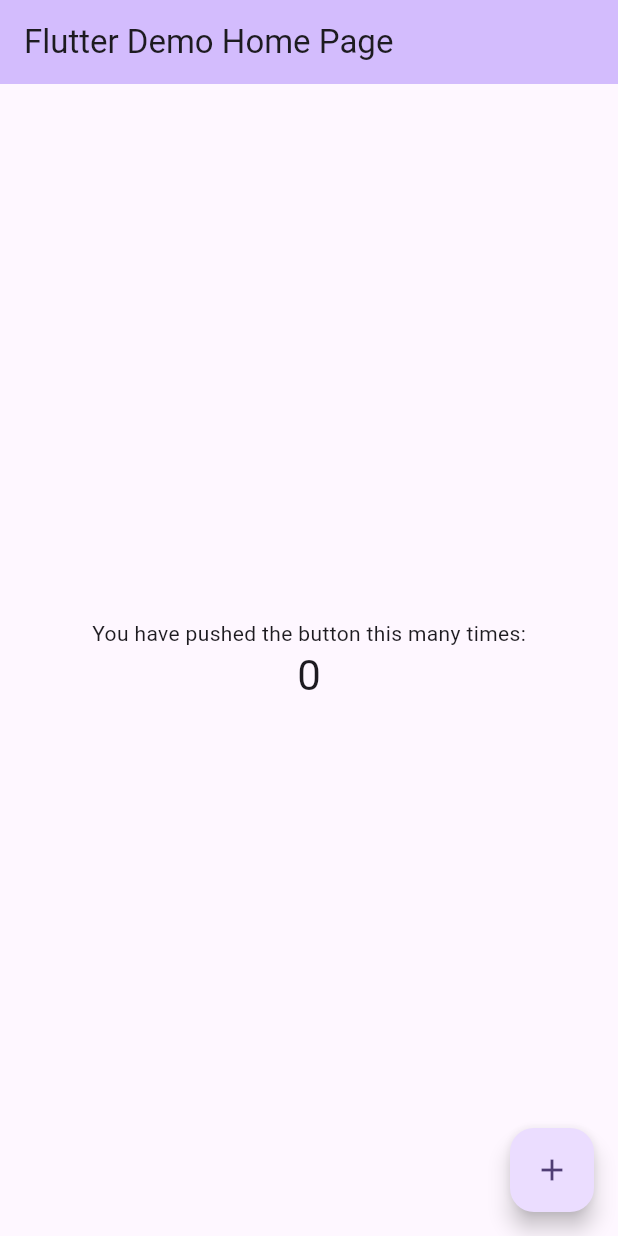
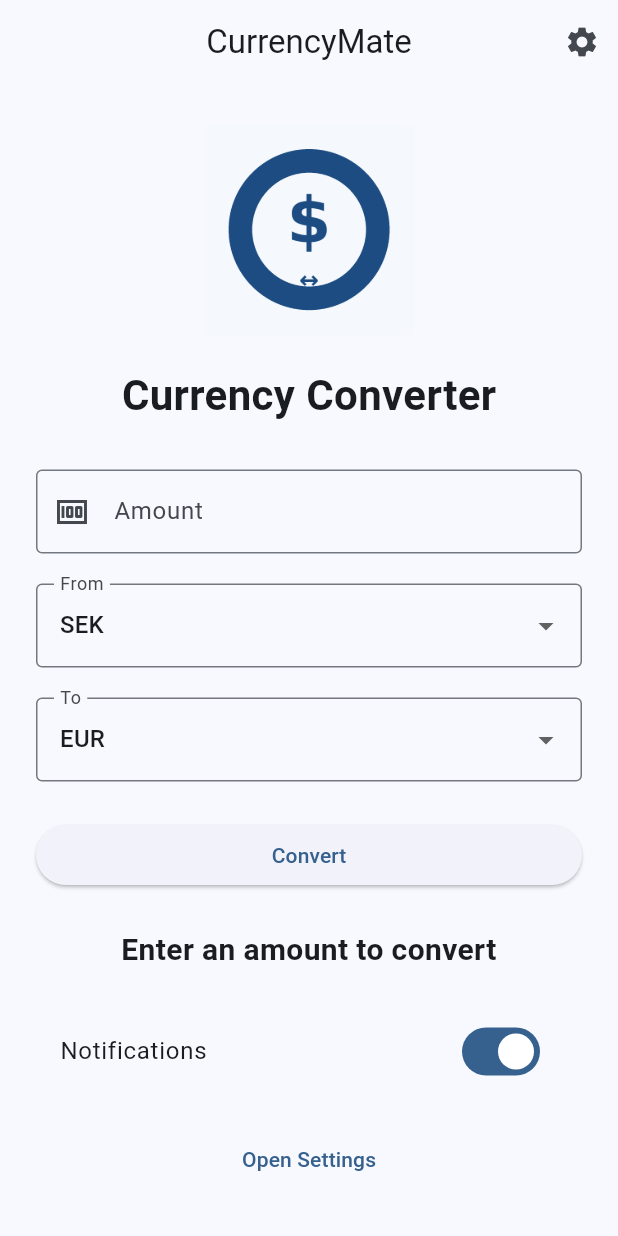
Before and after one commit to benyaminzoughdar-moghadam-netizen/Mobilt_java25_Benyamin_Moghadam_Flutter_v_4, a Flutter app: the screen it shows after launch, on a phone screen of 412 x 824 dp. Run offline on Flutter 3.47's test engine with Material 3 defaults, Android fonts, the phone set to English and light mode, and no system bars; our stand-ins replace go_router, shared_preferences.

Commit message:
Complete CurrencyMate app with API, storage, routing and custom icons

```diff
--- a/lib/main.dart
+++ b/lib/main.dart
@@ -1,121 +1,40 @@
 import 'package:flutter/material.dart';
+import 'package:go_router/go_router.dart';
+
+import 'pages/home_page.dart';
+import 'pages/settings_page.dart';
 
 void main() {
-  runApp(const MyApp());
+  runApp(const CurrencyMateApp());
 }
 
-class MyApp extends StatelessWidget {
-  const MyApp({super.key});
+final GoRouter router = GoRouter(
+  routes: [
+    GoRoute(
+      path: '/',
+      builder: (context, state) => const HomePage(),
+    ),
+    GoRoute(
+      path: '/settings',
+      builder: (context, state) => const SettingsPage(),
+    ),
+  ],
+);
 
-  // This widget is the root of your application.
-  @override
-  Widget build(BuildContext context) {
-    return MaterialApp(
-      title: 'Flutter Demo',
-      theme: ThemeData(
-        // This is the theme of your application.
-        //
-        // TRY THIS: Try running your application with "flutter run". You'll see
-        // the application has a purple toolbar. Then, without quitting the app,
-        // try changing the seedColor in the colorScheme below to Colors.green
-        // and then invoke "hot reload" (save your changes or press the "hot
-        // reload" button in a Flutter-supported IDE, or press "r" if you used
-        // the command line to start the app).
-        //
-        // Notice that the counter didn't reset back to zero; the application
-        // state is not lost during the reload. To reset the state, use hot
-        // restart instead.
-        //
-        // This works for code too, not just values: Most code changes can be
-        // tested with just a hot reload.
-        colorScheme: .fromSeed(seedColor: Colors.deepPurple),
-      ),
-      home: const MyHomePage(title: 'Flutter Demo Home Page'),
-    );
-  }
-}
-
-class MyHomePage extends StatefulWidget {
-  const MyHomePage({super.key, required this.title});
-
-  // This widget is the home page of your application. It is stateful, meaning
-  // that it has a State object (defined below) that contains fields that affect
-  // how it looks.
-
-  // This class is the configuration for the state. It holds the values (in this
-  // case the title) provided by the parent (in this case the App widget) and
-  // used by the build method of the State. Fields in a Widget subclass are
-  // always marked "final".
-
-  final String title;
-
-  @override
-  State<MyHomePage> createState() => _MyHomePageState();
-}
-
-class _MyHomePageState extends State<MyHomePage> {
-  int _counter = 0;
-
-  void _incrementCounter() {
-    setState(() {
-      // This call to setState tells the Flutter framework that something has
-      // changed in this State, which causes it to rerun the build method below
-      // so that the display can reflect the updated values. If we changed
-      // _counter without calling setState(), then the build method would not be
-      // called again, and so nothing would appear to happen.
-      _counter++;
-    });
-  }
+class CurrencyMateApp extends StatelessWidget {
+  const CurrencyMateApp({super.key});
 
   @override
   Widget build(BuildContext context) {
-    // This method is rerun every time setState is called, for instance as done
-    // by the _incrementCounter method above.
-    //
-    // The Flutter framework has been optimized to make rerunning build methods
-    // fast, so that you can just rebuild anything that needs updating rather
-    // than having to individually change instances of widgets.
-    return Scaffold(
-      appBar: AppBar(
-        // TRY THIS: Try changing the color here to a specific color (to
-        // Colors.amber, perhaps?) and trigger a hot reload to see the AppBar
-        // change color while the other colors stay the same.
-        backgroundColor: Theme.of(context).colorScheme.inversePrimary,
-        // Here we take the value from the MyHomePage object that was created by
-        // the App.build method, and use it to set our appbar title.
-        title: Text(widget.title),
-      ),
-      body: Center(
-        // Center is a layout widget. It takes a single child and positions it
-        // in the middle of the parent.
-        child: Column(
-          // Column is also a layout widget. It takes a list of children and
-          // arranges them vertically. By default, it sizes itself to fit its
-          // children horizontally, and tries to be as tall as its parent.
-          //
-          // Column has various properties to control how it sizes itself and
-          // how it positions its children. Here we use mainAxisAlignment to
-          // center the children vertically; the main axis here is the vertical
-          // axis because Columns are vertical (the cross axis would be
-          // horizontal).
-          //
-          // TRY THIS: Invoke "debug painting" (choose the "Toggle Debug Paint"
-          // action in the IDE, or press "p" in the console), to see the
-          // wireframe for each widget.
-          mainAxisAlignment: .center,
-          children: [
-            const Text('You have pushed the button this many times:'),
-            Text(
-              '$_counter',
-              style: Theme.of(context).textTheme.headlineMedium,
-            ),
-          ],
+    return MaterialApp.router(
+      debugShowCheckedModeBanner: false,
+      title: 'CurrencyMate',
+      routerConfig: router,
+      theme: ThemeData(
+        colorScheme: ColorScheme.fromSeed(
+          seedColor: Colors.blue,
         ),
-      ),
-      floatingActionButton: FloatingActionButton(
-        onPressed: _incrementCounter,
-        tooltip: 'Increment',
-        child: const Icon(Icons.add),
+        useMaterial3: true,
       ),
     );
   }
--- /dev/null
+++ b/lib/pages/home_page.dart
@@ -0,0 +1,225 @@
+import 'package:flutter/material.dart';
+import 'package:go_router/go_router.dart';
+
+import '../services/currency_service.dart';
+
+class HomePage extends StatefulWidget {
+  const HomePage({super.key});
+
+  @override
+  State<HomePage> createState() => _HomePageState();
+}
+
+class _HomePageState extends State<HomePage> {
+  final TextEditingController amountController = TextEditingController();
+  final CurrencyService currencyService = CurrencyService();
+
+  String fromCurrency = 'SEK';
+  String toCurrency = 'EUR';
+  String result = 'Enter an amount to convert';
+
+  bool notificationsEnabled = true;
+  bool isLoading = false;
+
+  final List<String> currencies = [
+    'SEK',
+    'EUR',
+    'USD',
+    'GBP',
+  ];
+
+  Future<void> convertCurrency() async {
+    final double? amount = double.tryParse(amountController.text);
+
+    if (amount == null) {
+      setState(() {
+        result = 'Please enter a valid number';
+      });
+      return;
+    }
+
+    setState(() {
+      isLoading = true;
+      result = 'Converting...';
+    });
+
+    try {
+      final convertedAmount = await currencyService.convertCurrency(
+        amount: amount,
+        from: fromCurrency,
+        to: toCurrency,
+      );
+
+      setState(() {
+        result =
+        '${amount.toStringAsFixed(2)} $fromCurrency = '
+            '${convertedAmount.toStringAsFixed(2)} $toCurrency';
+      });
+    } catch (e) {
+      setState(() {
+        result = 'Could not convert currency';
+      });
+    } finally {
+      setState(() {
+        isLoading = false;
+      });
+    }
+  }
+
+  @override
+  void dispose() {
+    amountController.dispose();
+    super.dispose();
+  }
+
+  @override
+  Widget build(BuildContext context) {
+    return Scaffold(
+      appBar: AppBar(
+        title: const Text('CurrencyMate'),
+        centerTitle: true,
+        actions: [
+          IconButton(
+            icon: const Icon(Icons.settings),
+            onPressed: () {
+              context.go('/settings');
+            },
+          ),
+        ],
+      ),
+      body: Center(
+        child: SingleChildScrollView(
+          padding: const EdgeInsets.all(24),
+          child: ConstrainedBox(
+            constraints: const BoxConstraints(
+              maxWidth: 500,
+            ),
+            child: Column(
+              children: [
+                Image.asset(
+                  'assets/images/currencymate_logo.png',
+                  width: 140,
+                  height: 140,
+                ),
+
+                const SizedBox(height: 20),
+
+                const Text(
+                  'Currency Converter',
+                  style: TextStyle(
+                    fontSize: 28,
+                    fontWeight: FontWeight.bold,
+                  ),
+                ),
+
+                const SizedBox(height: 30),
+
+                TextFormField(
+                  controller: amountController,
+                  keyboardType: TextInputType.number,
+                  decoration: const InputDecoration(
+                    labelText: 'Amount',
+                    border: OutlineInputBorder(),
+                    prefixIcon: Icon(Icons.money),
+                  ),
+                ),
+
+                const SizedBox(height: 20),
+
+                DropdownButtonFormField<String>(
+                  initialValue: fromCurrency,
+                  decoration: const InputDecoration(
+                    labelText: 'From',
+                    border: OutlineInputBorder(),
+                  ),
+                  items: currencies.map((currency) {
+                    return DropdownMenuItem(
+                      value: currency,
+                      child: Text(currency),
+                    );
+                  }).toList(),
+                  onChanged: (value) {
+                    setState(() {
+                      fromCurrency = value!;
+                    });
+                  },
+                ),
+
+                const SizedBox(height: 20),
+
+                DropdownButtonFormField<String>(
+                  initialValue: toCurrency,
+                  decoration: const InputDecoration(
+                    labelText: 'To',
+                    border: OutlineInputBorder(),
+                  ),
+                  items: currencies.map((currency) {
+                    return DropdownMenuItem(
+                      value: currency,
+                      child: Text(currency),
+                    );
+                  }).toList(),
+                  onChanged: (value) {
+                    setState(() {
+                      toCurrency = value!;
+                    });
+                  },
+                ),
+
+                const SizedBox(height: 25),
+
+                SizedBox(
+                  width: double.infinity,
+                  child: ElevatedButton(
+                    onPressed: isLoading ? null : convertCurrency,
+                    child: isLoading
+                        ? const SizedBox(
+                      height: 20,
+                      width: 20,
+                      child: CircularProgressIndicator(
+                        strokeWidth: 2,
+                      ),
+                    )
+                        : const Text('Convert'),
+                  ),
+                ),
+
+                const SizedBox(height: 25),
+
+                Text(
+                  result,
+                  style: const TextStyle(
+                    fontSize: 20,
+                    fontWeight: FontWeight.bold,
+                  ),
+                  textAlign: TextAlign.center,
+                ),
+
+                const SizedBox(height: 25),
+
+                SwitchListTile(
+                  title: const Text('Notifications'),
+                  value: notificationsEnabled,
+                  onChanged: (value) {
+                    setState(() {
+                      notificationsEnabled = value;
+                    });
+                  },
+                ),
+
+                const SizedBox(height: 20),
+
+                TextButton(
+                  onPressed: () {
+                    context.go('/settings');
+                  },
+                  child: const Text('Open Settings'),
+                ),
+              ],
+            ),
+          ),
+        ),
+      ),
+    );
+  }
+}
--- /dev/null
+++ b/lib/services/currency_service.dart
@@ -0,0 +1,42 @@
+import 'dart:convert';
+import 'package:http/http.dart' as http;
+
+class CurrencyService {
+  Future<double> convertCurrency({
+    required double amount,
+    required String from,
+    required String to,
+  }) async {
+    // No conversion needed if both currencies are the same.
+    if (from == to) {
+      return amount;
+    }
+
+    final url = Uri.parse(
+      'https://api.frankfurter.dev/v1/latest'
+          '?base=$from&symbols=$to',
+    );
+
+    final response = await http.get(url);
+
+    if (response.statusCode == 200) {
+      final Map<String, dynamic> data =
+      jsonDecode(response.body);
+
+      final rate = data['rates'][to];
+
+      if (rate == null) {
+        throw Exception('Exchange rate not found');
+      }
+
+      final double exchangeRate =
+      (rate as num).toDouble();
+
+      return amount * exchangeRate;
+    } else {
+      throw Exception(
+        'API error: ${response.statusCode}',
+      );
+    }
+  }
+}
```
Also changed, not shown: lib/pages/settings_page.dart (added, +237 -0 lines), pubspec.yaml (+16 -0 lines), assets/images/currencymate_logo.png (added), pubspec.lock, 12 other files.
